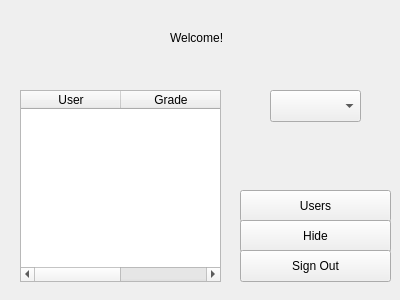
This is adminwindow.ui in carlrizk/QCMpp as Qt 5 draws it before an edit. The edited form follows.
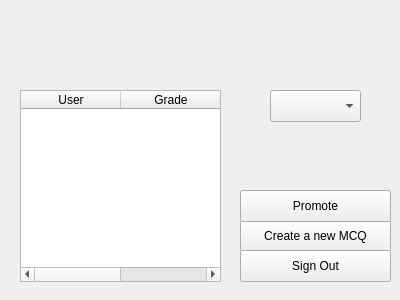
This is the edited form.

Diff of the .ui file:
```diff
--- a/adminwindow.ui
+++ b/adminwindow.ui
@@ -23,7 +23,7 @@
     </rect>
    </property>
    <property name="text">
-    <string>Welcome!</string>
+    <string/>
    </property>
   </widget>
   <widget class="QComboBox" name="mcq_alreadyCreated">
@@ -82,19 +82,6 @@
     <string>Users</string>
    </property>
   </widget>
-  <widget class="QPushButton" name="hide_users">
-   <property name="geometry">
-    <rect>
-     <x>240</x>
-     <y>220</y>
-     <width>151</width>
-     <height>32</height>
-    </rect>
-   </property>
-   <property name="text">
-    <string>Hide</string>
-   </property>
-  </widget>
   <widget class="QPushButton" name="sign_out">
    <property name="geometry">
     <rect>
@@ -108,6 +95,19 @@
     <string>Sign Out</string>
    </property>
   </widget>
+  <widget class="QPushButton" name="promote">
+   <property name="geometry">
+    <rect>
+     <x>240</x>
+     <y>190</y>
+     <width>151</width>
+     <height>32</height>
+    </rect>
+   </property>
+   <property name="text">
+    <string>Promote</string>
+   </property>
+  </widget>
  </widget>
  <resources/>
  <connections/>
```
Left out of the diff: 2 changed lines with no effect on the pictures.
